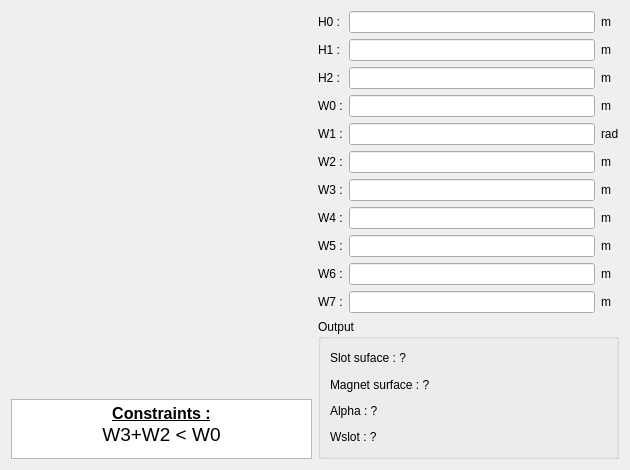
The window that GUI/Dialog/DMachineSetup/SMHoleMag/PHoleM51/PHoleM51.ui (Eomys/pyleecan) describes before a commit, drawn with Qt 5.
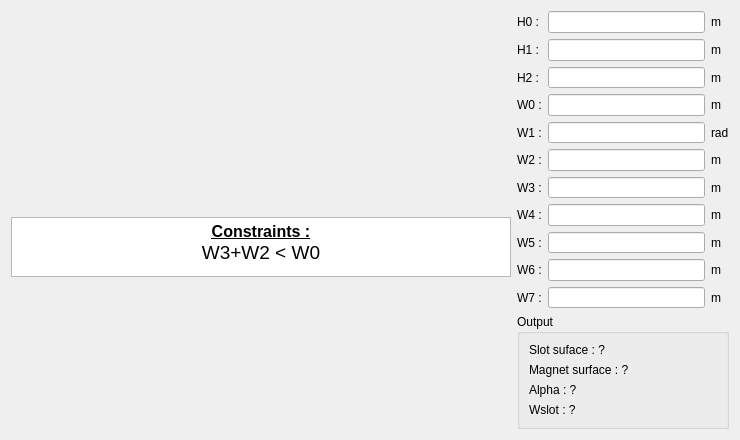
The same window after the commit. Icons and pictures are not drawn. Custom widgets are drawn as their Qt base class.

Commit message: [BC} GUI LamHole mag_mat select for every magnet

```diff
--- a/GUI/Dialog/DMachineSetup/SMHoleMag/PHoleM51/PHoleM51.ui
+++ b/GUI/Dialog/DMachineSetup/SMHoleMag/PHoleM51/PHoleM51.ui
@@ -6,14 +6,14 @@
    <rect>
     <x>0</x>
     <y>0</y>
-    <width>630</width>
-    <height>470</height>
+    <width>740</width>
+    <height>440</height>
    </rect>
   </property>
   <property name="minimumSize">
    <size>
-    <width>630</width>
-    <height>470</height>
+    <width>740</width>
+    <height>440</height>
    </size>
   </property>
   <property name="maximumSize">
@@ -31,23 +31,29 @@
      <item>
       <widget class="QLabel" name="img_slot">
        <property name="sizePolicy">
-        <sizepolicy hsizetype="Expanding" vsizetype="Expanding">
+        <sizepolicy hsizetype="Fixed" vsizetype="Fixed">
          <horstretch>0</horstretch>
          <verstretch>0</verstretch>
         </sizepolicy>
        </property>
        <property name="minimumSize">
         <size>
-         <width>200</width>
-         <height>0</height>
+         <width>500</width>
+         <height>200</height>
         </size>
        </property>
        <property name="maximumSize">
         <size>
-         <width>16777215</width>
-         <height>16777215</height>
+         <width>500</width>
+         <height>216</height>
         </size>
        </property>
+       <property name="autoFillBackground">
+        <bool>false</bool>
+       </property>
+       <property name="frameShape">
+        <enum>QFrame::NoFrame</enum>
+       </property>
        <property name="text">
         <string/>
        </property>
@@ -57,12 +63,18 @@
        <property name="scaledContents">
         <bool>true</bool>
        </property>
+       <property name="alignment">
+        <set>Qt::AlignLeading|Qt::AlignLeft|Qt::AlignVCenter</set>
+       </property>
+       <property name="wordWrap">
+        <bool>false</bool>
+       </property>
       </widget>
      </item>
      <item>
       <widget class="QTextEdit" name="txt_constraint">
        <property name="sizePolicy">
-        <sizepolicy hsizetype="Expanding" vsizetype="Fixed">
+        <sizepolicy hsizetype="Preferred" vsizetype="Fixed">
          <horstretch>0</horstretch>
          <verstretch>0</verstretch>
         </sizepolicy>
@@ -86,7 +98,7 @@
         <string>&lt;!DOCTYPE HTML PUBLIC &quot;-//W3C//DTD HTML 4.0//EN&quot; &quot;http://www.w3.org/TR/REC-html40/strict.dtd&quot;&gt;
 &lt;html&gt;&lt;head&gt;&lt;meta name=&quot;qrichtext&quot; content=&quot;1&quot; /&gt;&lt;style type=&quot;text/css&quot;&gt;
 p, li { white-space: pre-wrap; }
-&lt;/style&gt;&lt;/head&gt;&lt;body style=&quot; font-family:'MS Shell Dlg 2'; font-size:7.8pt; font-weight:400; font-style:normal;&quot;&gt;
+&lt;/style&gt;&lt;/head&gt;&lt;body style=&quot; font-family:'MS Shell Dlg 2'; font-size:8.25pt; font-weight:400; font-style:normal;&quot;&gt;
 &lt;p align=&quot;center&quot; style=&quot; margin-top:0px; margin-bottom:0px; margin-left:0px; margin-right:0px; -qt-block-indent:0; text-indent:0px;&quot;&gt;&lt;span style=&quot; font-size:12pt; font-weight:600; text-decoration: underline;&quot;&gt;Constraints :&lt;/span&gt;&lt;/p&gt;
 &lt;p align=&quot;center&quot; style=&quot; margin-top:0px; margin-bottom:0px; margin-left:0px; margin-right:0px; -qt-block-indent:0; text-indent:0px;&quot;&gt;&lt;span style=&quot; font-size:14pt;&quot;&gt;W3+W2 &amp;lt; W0&lt;/span&gt;&lt;/p&gt;
 &lt;p align=&quot;center&quot; style=&quot;-qt-paragraph-type:empty; margin-top:0px; margin-bottom:0px; margin-left:0px; margin-right:0px; -qt-block-indent:0; text-indent:0px; font-size:8pt;&quot;&gt;&lt;br /&gt;&lt;/p&gt;&lt;/body&gt;&lt;/html&gt;</string>
@@ -96,12 +108,28 @@
        </property>
       </widget>
      </item>
+     <item>
+      <spacer name="verticalSpacer_2">
+       <property name="orientation">
+        <enum>Qt::Vertical</enum>
+       </property>
+       <property name="sizeHint" stdset="0">
+        <size>
+         <width>20</width>
+         <height>40</height>
+        </size>
+       </property>
+      </spacer>
+     </item>
     </layout>
    </item>
    <item>
     <layout class="QVBoxLayout" name="verticalLayout_2">
      <item>
       <layout class="QGridLayout" name="gridLayout">
+       <property name="sizeConstraint">
+        <enum>QLayout::SetDefaultConstraint</enum>
+       </property>
        <item row="0" column="0">
         <widget class="QLabel" name="in_H0">
          <property name="text">
@@ -331,6 +359,19 @@
           </property>
          </widget>
         </item>
+        <item>
+         <spacer name="verticalSpacer">
+          <property name="orientation">
+           <enum>Qt::Vertical</enum>
+          </property>
+          <property name="sizeHint" stdset="0">
+           <size>
+            <width>20</width>
+            <height>40</height>
+           </size>
+          </property>
+         </spacer>
+        </item>
        </layout>
       </widget>
      </item>
```
Left out of the diff: 6 changed lines with no effect on the pictures. The commit also changes 21 other files.
